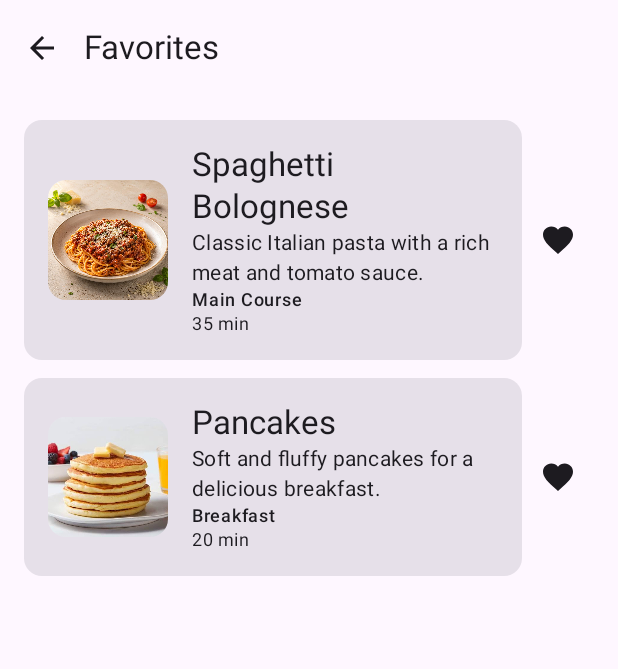
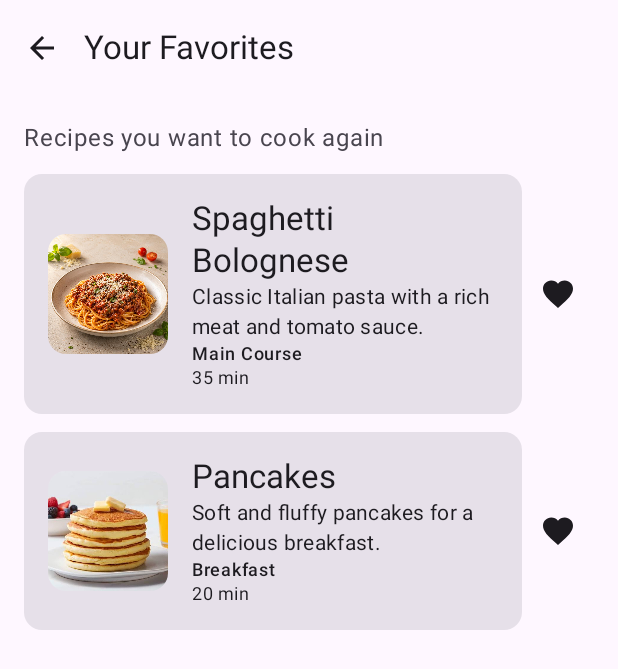
Before and after one commit to Nartay181/NutriMate, an Android app built with Jetpack Compose: the @Preview function FavoritesScreenPreview, on a phone screen of 412 x 824 dp. Shown: the top 669 px of the screen. Run offline under Robolectric (Android 15) with nearby library versions, the phone set to English and light mode, and no system bars.

Commit message:
Update Favorites header with title and subtitle

```diff
--- a/app/src/main/java/com/nutrimate/app/ui/screens/favorites/FavoritesScreen.kt
+++ b/app/src/main/java/com/nutrimate/app/ui/screens/favorites/FavoritesScreen.kt
@@ -11,6 +11,7 @@ import androidx.compose.material.icons.automirrored.filled.ArrowBack
 import androidx.compose.material3.ExperimentalMaterial3Api
 import androidx.compose.material3.Icon
 import androidx.compose.material3.IconButton
+import androidx.compose.material3.MaterialTheme
 import androidx.compose.material3.Scaffold
 import androidx.compose.material3.Text
 import androidx.compose.material3.TopAppBar
@@ -27,7 +28,6 @@ import com.nutrimate.app.ui.components.RecipeCard
 import com.nutrimate.app.viewmodel.SharedFavoritesViewModel
 import androidx.compose.runtime.collectAsState
 import androidx.compose.runtime.getValue
-
 @Composable
 fun FavoritesScreen(
     favoritesViewModel: SharedFavoritesViewModel,
@@ -58,7 +58,7 @@ fun FavoritesContent(
     Scaffold(
         topBar = {
             TopAppBar(
-                title = { Text("Favorites") },
+                title = { Text("Your Favorites") },
                 navigationIcon = {
                     IconButton(onClick = onBackClick) {
                         Icon(Icons.AutoMirrored.Filled.ArrowBack, contentDescription = "Back")
@@ -77,7 +77,13 @@ fun FavoritesContent(
                 modifier = Modifier.padding(innerPadding),
                 contentPadding = PaddingValues(16.dp),
                 verticalArrangement = Arrangement.spacedBy(12.dp)
-            ) {
+            ) { item {
+                Text(
+                    text = "Recipes you want to cook again",
+                    style = MaterialTheme.typography.bodyLarge,
+                    color = MaterialTheme.colorScheme.onSurfaceVariant
+                )
+            }
                 items(favoriteRecipes) { recipe ->
                     Row(verticalAlignment = Alignment.CenterVertically) {
                         RecipeCard(
```
